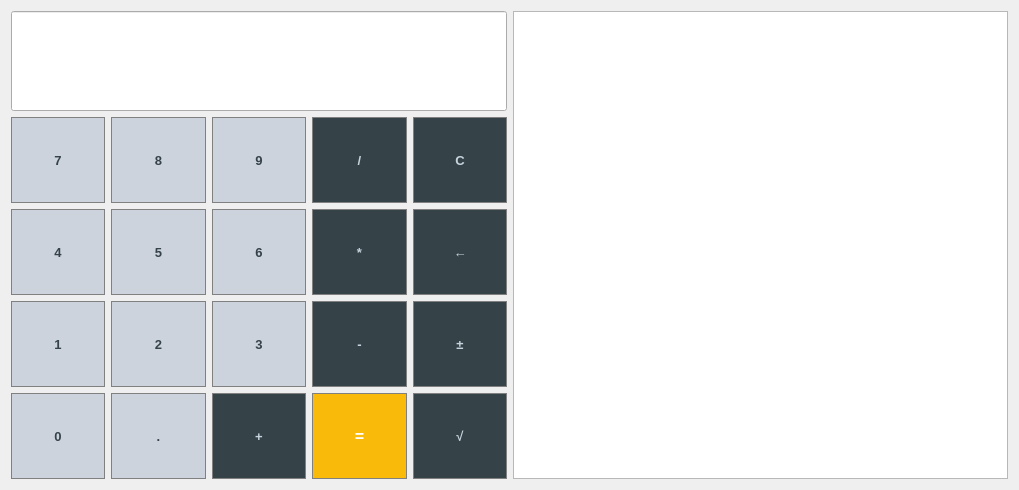
Old version of the form widget.ui in the repository tea561/OOProjektovanje.
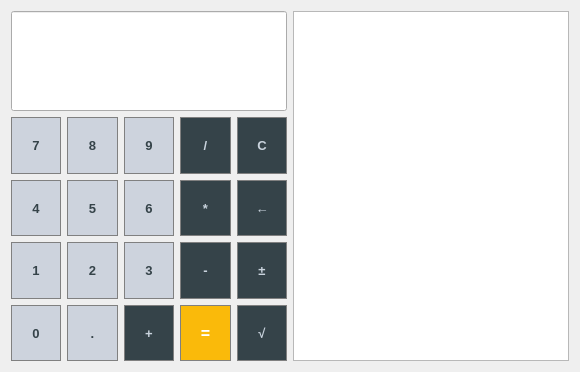
New version of the form.

The edit to the form file:
```diff
--- a/widget.ui
+++ b/widget.ui
@@ -6,22 +6,40 @@
    <rect>
     <x>0</x>
     <y>0</y>
-    <width>1019</width>
-    <height>490</height>
+    <width>580</width>
+    <height>372</height>
    </rect>
   </property>
+  <property name="sizePolicy">
+   <sizepolicy hsizetype="Expanding" vsizetype="Expanding">
+    <horstretch>0</horstretch>
+    <verstretch>0</verstretch>
+   </sizepolicy>
+  </property>
   <property name="minimumSize">
    <size>
-    <width>895</width>
-    <height>490</height>
+    <width>525</width>
+    <height>330</height>
+   </size>
+  </property>
+  <property name="baseSize">
+   <size>
+    <width>525</width>
+    <height>330</height>
    </size>
   </property>
   <property name="windowTitle">
    <string>Kalkulator 3000</string>
   </property>
   <layout class="QHBoxLayout" name="horizontalLayout" stretch="1,1">
+   <property name="sizeConstraint">
+    <enum>QLayout::SetDefaultConstraint</enum>
+   </property>
    <item>
-    <layout class="QVBoxLayout" name="verticalLayout" stretch="0,0">
+    <layout class="QVBoxLayout" name="verticalLayout" stretch="1,5">
+     <property name="spacing">
+      <number>6</number>
+     </property>
      <item>
       <widget class="QLineEdit" name="Display">
        <property name="sizePolicy">
@@ -51,10 +69,16 @@
        <property name="alignment">
         <set>Qt::AlignRight|Qt::AlignTrailing|Qt::AlignVCenter</set>
        </property>
+       <property name="readOnly">
+        <bool>true</bool>
+       </property>
       </widget>
      </item>
      <item>
       <layout class="QGridLayout" name="gridLayout">
+       <property name="sizeConstraint">
+        <enum>QLayout::SetDefaultConstraint</enum>
+       </property>
        <item row="0" column="0">
         <widget class="QPushButton" name="pushButton7">
          <property name="sizePolicy">
@@ -623,16 +647,22 @@
    <item>
     <widget class="QPlainTextEdit" name="history">
      <property name="sizePolicy">
-      <sizepolicy hsizetype="MinimumExpanding" vsizetype="Preferred">
+      <sizepolicy hsizetype="Expanding" vsizetype="Expanding">
        <horstretch>0</horstretch>
        <verstretch>0</verstretch>
       </sizepolicy>
      </property>
      <property name="font">
       <font>
+       <family>Arial</family>
        <pointsize>12</pointsize>
+       <weight>50</weight>
+       <bold>false</bold>
       </font>
      </property>
+     <property name="readOnly">
+      <bool>true</bool>
+     </property>
     </widget>
    </item>
   </layout>
```
